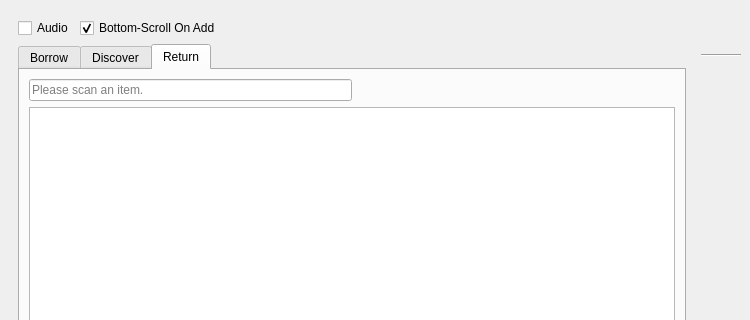
The window that UI/biblioteq_batch_activities_browser.ui (textbrowser/biblioteq) describes before a commit, drawn with Qt 5; both pictures show x 0 to 750 and y 0 to 320 of the 750 by 500 pixel window.
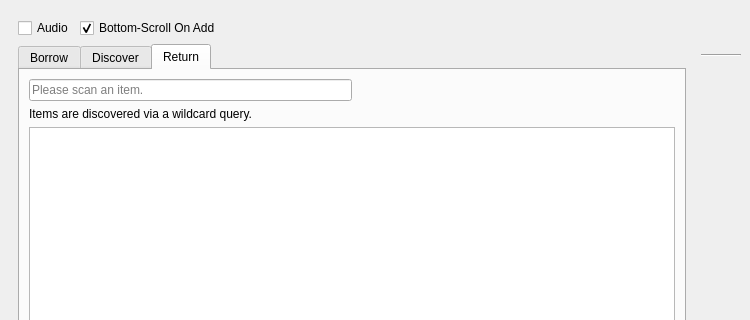
The same window after the commit. The open tabs and pages were chosen to show the change. Icons and pictures are not drawn.

Commit message: New label widget.

```diff
--- a/UI/biblioteq_batch_activities_browser.ui
+++ b/UI/biblioteq_batch_activities_browser.ui
@@ -474,6 +474,13 @@
              </item>
             </layout>
            </item>
+           <item>
+            <widget class="QLabel" name="label_4">
+             <property name="text">
+              <string>Items are discovered via a wildcard query.</string>
+             </property>
+            </widget>
+           </item>
            <item>
             <widget class="QTableWidget" name="return_table">
              <property name="editTriggers">
```
